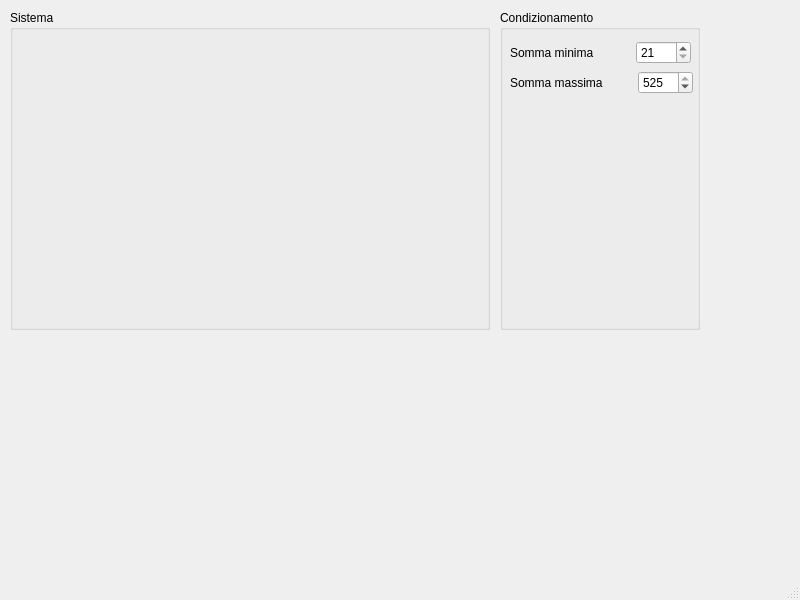
Above: qtsenamainwindow.ui from sarace77/QtSEna before the change. Below: the same form after it.
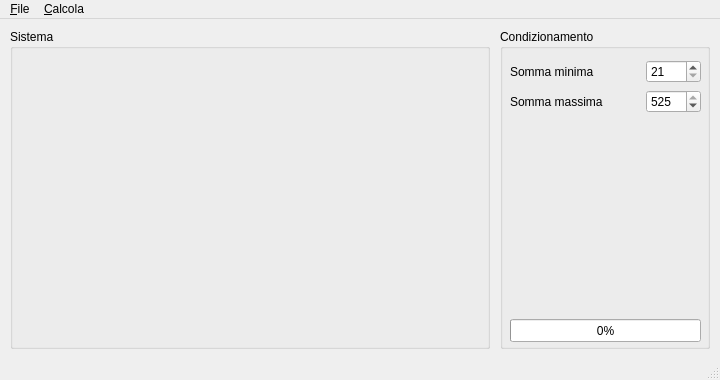
That is the form after the change.

What changed in the file:
```diff
--- a/qtsenamainwindow.ui
+++ b/qtsenamainwindow.ui
@@ -6,8 +6,8 @@
    <rect>
     <x>0</x>
     <y>0</y>
-    <width>800</width>
-    <height>600</height>
+    <width>720</width>
+    <height>380</height>
    </rect>
   </property>
   <property name="windowTitle">
@@ -32,7 +32,7 @@
      <rect>
       <x>500</x>
       <y>10</y>
-      <width>200</width>
+      <width>210</width>
       <height>320</height>
      </rect>
     </property>
@@ -44,7 +44,7 @@
       <rect>
        <x>10</x>
        <y>30</y>
-       <width>181</width>
+       <width>191</width>
        <height>26</height>
       </rect>
      </property>
@@ -85,7 +85,7 @@
       <rect>
        <x>10</x>
        <y>60</y>
-       <width>183</width>
+       <width>191</width>
        <height>26</height>
       </rect>
      </property>
@@ -124,6 +124,22 @@
       </item>
      </layout>
     </widget>
+    <widget class="QProgressBar" name="progressBar">
+     <property name="geometry">
+      <rect>
+       <x>10</x>
+       <y>290</y>
+       <width>191</width>
+       <height>23</height>
+      </rect>
+     </property>
+     <property name="maximum">
+      <number>20</number>
+     </property>
+     <property name="value">
+      <number>0</number>
+     </property>
+    </widget>
    </widget>
   </widget>
   <widget class="QMenuBar" name="menubar">
@@ -131,10 +147,29 @@
     <rect>
      <x>0</x>
      <y>0</y>
-     <width>800</width>
+     <width>720</width>
      <height>22</height>
     </rect>
    </property>
+   <widget class="QMenu" name="menuFile">
+    <property name="title">
+     <string>&amp;File</string>
+    </property>
+    <addaction name="actionApri"/>
+    <addaction name="actionSalva"/>
+    <addaction name="separator"/>
+    <addaction name="actionEsci"/>
+   </widget>
+   <widget class="QMenu" name="menu_Calcola">
+    <property name="title">
+     <string>&amp;Calcola</string>
+    </property>
+    <addaction name="actionIntegrale"/>
+    <addaction name="actionRidotto"/>
+    <addaction name="actionBiridotto"/>
+   </widget>
+   <addaction name="menuFile"/>
+   <addaction name="menu_Calcola"/>
   </widget>
   <widget class="QStatusBar" name="statusbar"/>
  </widget>
```
Left out of the diff: 69 changed lines with no effect on the pictures.
